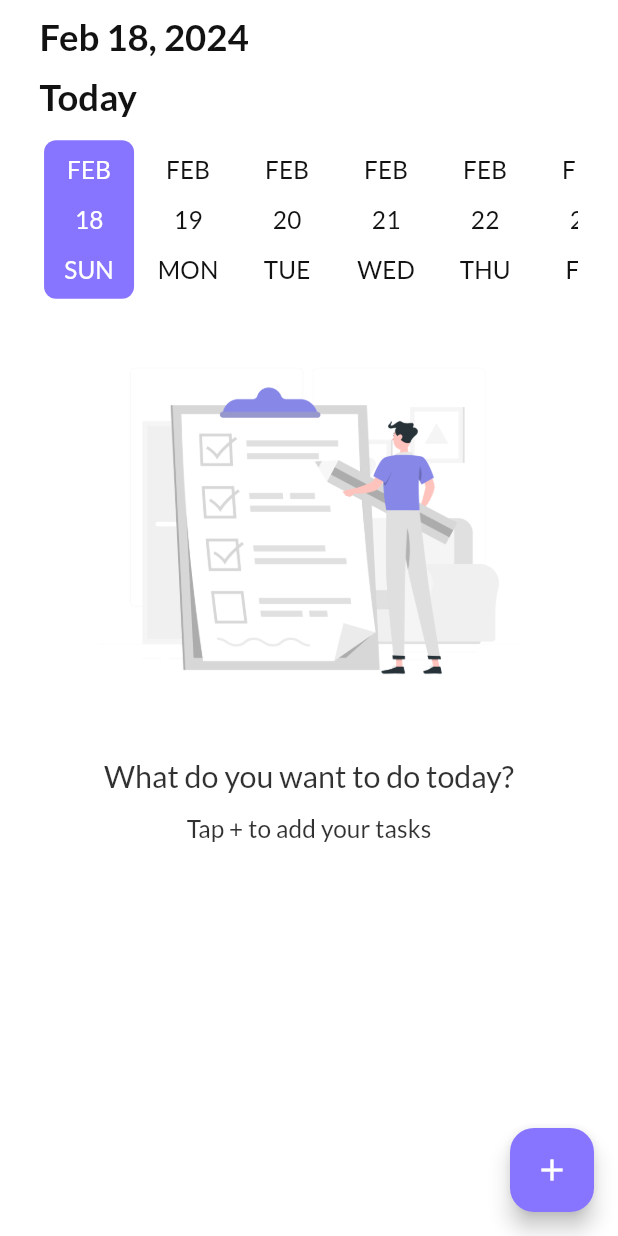
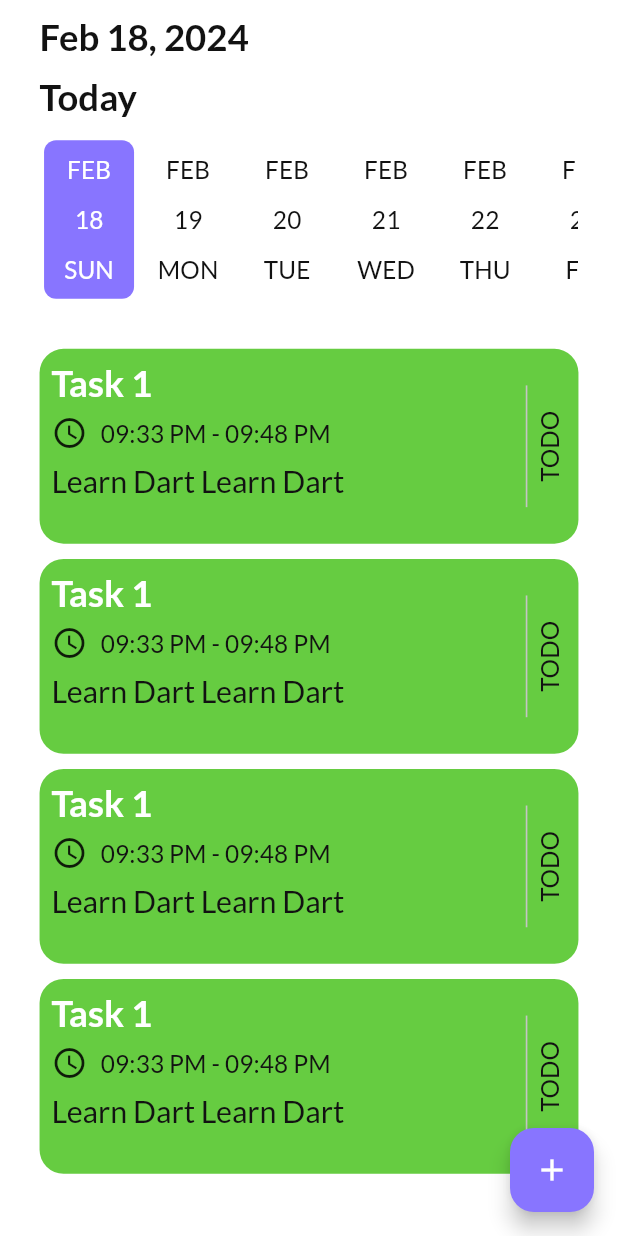
Before and after one commit to AbdoAlHady/UP_TODO, a Flutter app: the HomeScreen screen opened by its route, on a phone screen of 412 x 824 dp. Run offline on Flutter 3.47's test engine with Material 3 defaults, Android fonts, the phone set to English and light mode, and no system bars; drawn by our look-alikes of date_picker_timeline; our stand-ins replace flutter_bloc, flutter_screenutil, get_it, google_fonts, shared_preferences, smooth_page_indicator; accounts and stored records are empty.

Commit message:
- create task item

```diff
--- a/lib/core/utils/app_colors.dart
+++ b/lib/core/utils/app_colors.dart
@@ -13,4 +13,5 @@ class AppColors {
   static const Color grey = Color(0xFF979797);
   static const Color darkerGrey = Color(0xFF1D1D1D);
   static const Color darkGrey = Color(0xFF424242);
+  static const Color lightGrey=Color(0xffC4C4C4);
 }
--- a/lib/features/task/presentation/screens/home_screen/home_screen.dart
+++ b/lib/features/task/presentation/screens/home_screen/home_screen.dart
@@ -2,10 +2,12 @@ import 'package:date_picker_timeline/date_picker_timeline.dart';
 import 'package:flutter/material.dart';
 import 'package:flutter_screenutil/flutter_screenutil.dart';
 import 'package:intl/intl.dart';
+import 'package:todo_app/core/helpers/font_weight_helper.dart';
 import 'package:todo_app/core/helpers/spacing.dart';
 import 'package:todo_app/core/utils/app_colors.dart';
 import 'package:todo_app/core/utils/app_strings.dart';
-import 'package:todo_app/features/task/presentation/screens/home_screen/widgets/empty_tasks.dart';
+
+import 'widgets/task_item.dart';
 
 class HomeScreen extends StatelessWidget {
   const HomeScreen({super.key});
@@ -16,6 +18,7 @@ class HomeScreen extends StatelessWidget {
       body: SafeArea(
         child: Padding(
           padding: EdgeInsets.symmetric(horizontal: 24.w, vertical: 10.h),
+          child: SingleChildScrollView(
             child: Column(
               crossAxisAlignment: CrossAxisAlignment.start,
               children: [
@@ -34,22 +37,29 @@ class HomeScreen extends StatelessWidget {
                   selectionColor: AppColors.primaryColor,
                   selectedTextColor: AppColors.white,
                   dateTextStyle: Theme.of(context).textTheme.titleSmall!,
-                monthTextStyle:Theme.of(context).textTheme.titleSmall!,
+                  monthTextStyle: Theme.of(context).textTheme.titleSmall!,
                   dayTextStyle: Theme.of(context).textTheme.titleSmall!,
-                onDateChange: (date) {
-                },
+                  onDateChange: (date) {},
                 ),
-              verticalSapce(12),
+                verticalSapce(30),
 
                 // Empty Tasks
-              const EmptyTasks()
+                const TaskItem(),
+                const TaskItem(),
+                const TaskItem(),
+                const TaskItem(),
+
               ],
+            ),
           ),
         ),
       ),
       floatingActionButton: FloatingActionButton(
         onPressed: () {},
-        child: const Icon(Icons.add,color: AppColors.white,),
+        child: const Icon(
+          Icons.add,
+          color: AppColors.white,
+        ),
       ),
     );
   }
--- /dev/null
+++ b/lib/features/task/presentation/screens/home_screen/widgets/task_item.dart
@@ -0,0 +1,83 @@
+import 'package:flutter/material.dart';
+import 'package:flutter_screenutil/flutter_screenutil.dart';
+import 'package:todo_app/core/utils/app_strings.dart';
+
+import '../../../../../../core/helpers/font_weight_helper.dart';
+import '../../../../../../core/helpers/spacing.dart';
+import '../../../../../../core/utils/app_colors.dart';
+
+class TaskItem extends StatelessWidget {
+  const TaskItem({
+    super.key,
+  });
+
+  @override
+  Widget build(BuildContext context) {
+    return Container(
+      margin: EdgeInsets.only(bottom: 10.h),
+      height: 128.h,
+      width: double.infinity,
+      padding: const EdgeInsets.all(8),
+      decoration: BoxDecoration(
+          color: AppColors.green,
+          borderRadius: BorderRadius.circular(16)),
+      child: Row(
+        mainAxisAlignment: MainAxisAlignment.spaceBetween,
+        children: [
+          Expanded(
+            child: Column(
+              crossAxisAlignment: CrossAxisAlignment.start,
+              children: [
+                // Title
+                Text(
+                  'Task 1',
+                  style: Theme.of(context)
+                      .textTheme
+                      .displayMedium
+                      ?.apply(color: AppColors.white),
+                ),
+                verticalSapce(8),
+                // Time
+                Row(
+                  children: [
+                    const Icon(Icons.watch_later_outlined),
+                    horizontalSpace(8),
+                    Text(
+                      '09:33 PM - 09:48 PM',
+                      style: Theme.of(context).textTheme.titleSmall,
+                    ),
+                  ],
+                ),
+                verticalSapce(8),
+                // Description
+                Text(
+                  'Learn Dart Learn Dart',
+                  style: Theme.of(context)
+                      .textTheme
+                      .displaySmall!
+                      .copyWith(fontWeight: FontWeightHelpers.regular),
+                ),
+              ],
+            ),
+          ),
+          RotatedBox(
+            quarterTurns: 3,
+            child: Column(
+              mainAxisAlignment: MainAxisAlignment.center,
+              children: [
+                Container(
+                  color: AppColors.lightGrey,
+                  width: 80.h,
+                  height: 1.w,
+
+                ),
+                verticalSapce(3),
+                Text(AppStrings.todo,style: Theme.of(context).textTheme.titleSmall,)
+              ],
+            ),
+          )
+        ],
+      ),
+    );
+  }
+}
```
Lines whose indentation alone changed are shown as unchanged.
